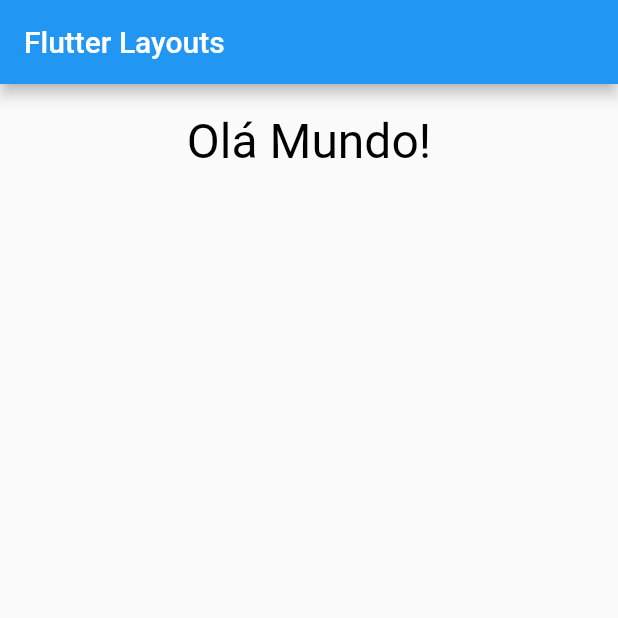
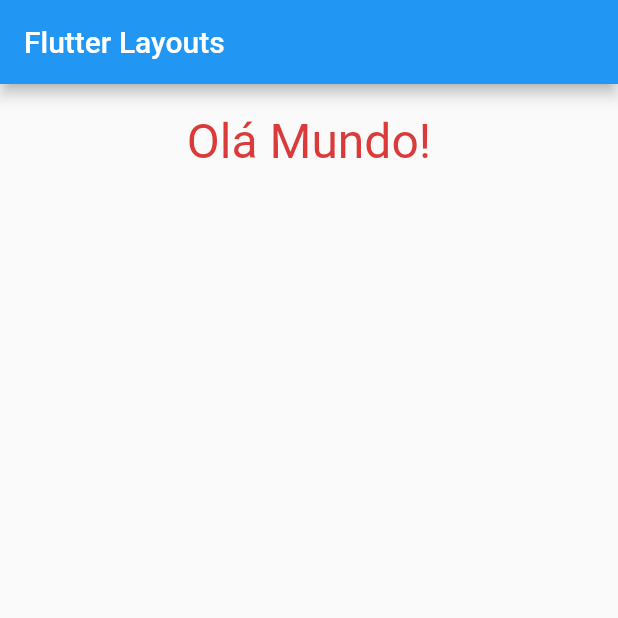
Before and after one commit to jfabiosan/FlutterStateless, a Flutter app: the screen it shows after launch, on a phone screen of 412 x 824 dp, the top half of it. Run offline on Flutter 3.47's test engine with Material 2 defaults, Android fonts, the phone set to English and light mode, and no system bars.

Commit message:
layout row

```diff
--- a/lib/main.dart
+++ b/lib/main.dart
@@ -19,7 +19,7 @@ class MyApp extends StatelessWidget {
                 textDirection: TextDirection.ltr,
                 style: TextStyle(
                   fontSize: 32,
-                  color: Colors.black,
+                  color: Color.fromARGB(255, 218, 58, 58),
                 )),
           ),
         ]),
```
